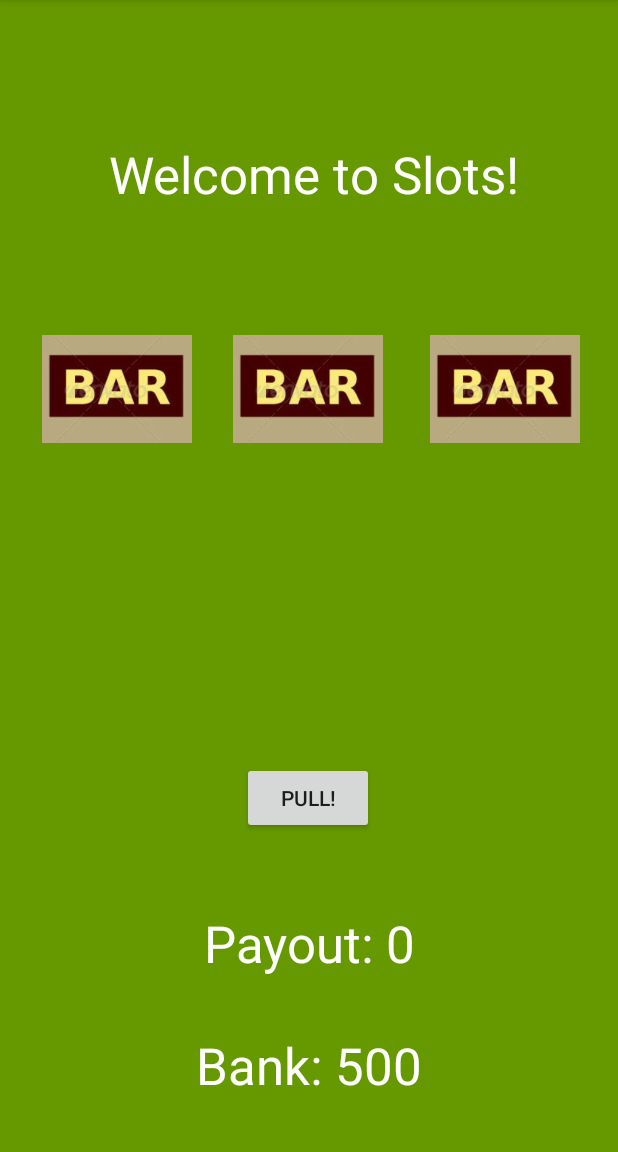
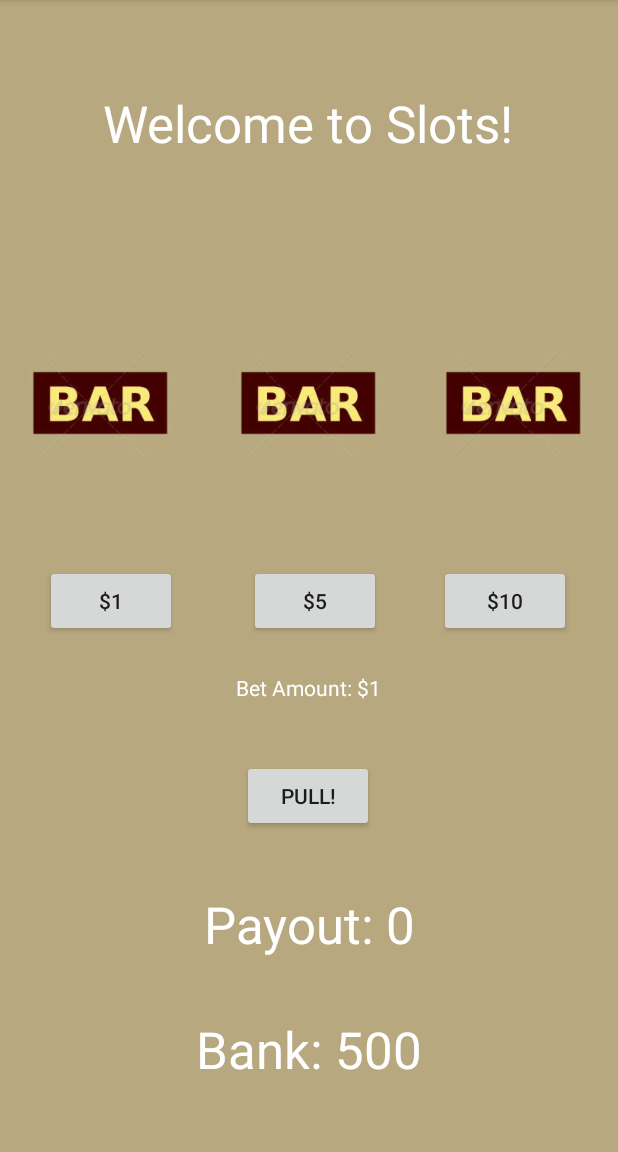
Before and after one commit to altmandk/Slot_Machine, an Android app: the screen it shows after launch (MainActivity), on a phone screen of 412 x 824 dp, the part 84-1236 px from its top. Run offline under Robolectric (Android 15) with nearby library versions, the phone set to English and light mode, and no system bars.

Commit message:
"added different betting amounts"

```diff
--- a/app/src/main/java/com/example/slotmachine/MainActivity.java
+++ b/app/src/main/java/com/example/slotmachine/MainActivity.java
@@ -24,10 +24,10 @@ import java.util.Random;
 
 public class MainActivity extends AppCompatActivity {
 
-    TextView slotResult, payout, bank;
-    Button pullSlot;
+    TextView slotResult, payout, bank, betAmount;
+    Button pullSlot, bet1, bet5, bet10;
     int winAmount, bankAmount = 500;
-    int slot1, slot2, slot3;
+    int slot1, slot2, slot3, currentBet = 1;
     ArrayList<Integer> slots;
     ArrayList<ImageView> slotImages;
     Random rand;
@@ -40,21 +40,47 @@ public class MainActivity extends AppCompatActivity {
         setSupportActionBar(toolbar);
 
         slotResult = (TextView) findViewById(R.id.slotResult);
-        pullSlot = (Button) findViewById(R.id.pullSlot);
         payout = (TextView) findViewById(R.id.payout);
         bank = (TextView) findViewById(R.id.bank);
+        betAmount = (TextView) findViewById(R.id.betAmount);
+
+        pullSlot = (Button) findViewById(R.id.pullSlot);
+        bet1 = (Button) findViewById(R.id.bet1);
+        bet5 = (Button) findViewById(R.id.bet5);
+        bet10 = (Button) findViewById(R.id.bet10);
+
+        ImageView slot1Image = (ImageView) findViewById(R.id.slot1Image);
+        ImageView slot2Image = (ImageView) findViewById(R.id.slot2Image);
+        ImageView slot3Image = (ImageView) findViewById(R.id.slot3Image);
 
         rand = new Random();
         slots = new ArrayList<Integer>();
         slotImages = new ArrayList<ImageView>();
 
-        ImageView slot1Image = (ImageView) findViewById(R.id.slot1Image);
-        ImageView slot2Image = (ImageView) findViewById(R.id.slot2Image);
-        ImageView slot3Image = (ImageView) findViewById(R.id.slot3Image);
-
         slotImages.add(slot1Image);
         slotImages.add(slot2Image);
         slotImages.add(slot3Image);
+
+        bet1.setOnClickListener(new View.OnClickListener() {
+            public void onClick(View v) {
+                currentBet = 1;
+                betAmount.setText("Bet Amount: $" + currentBet);
+            }
+        });
+
+        bet5.setOnClickListener(new View.OnClickListener() {
+            public void onClick(View v) {
+                currentBet = 5;
+                betAmount.setText("Bet Amount: $" + currentBet);
+            }
+        });
+
+        bet10.setOnClickListener(new View.OnClickListener() {
+            public void onClick(View v) {
+                currentBet = 10;
+                betAmount.setText("Bet Amount: $" + currentBet);
+            }
+        });
     }
 
     public void pullSlot(View v) {
@@ -68,7 +94,7 @@ public class MainActivity extends AppCompatActivity {
         slots.add(slot2);
         slots.add(slot3);
 
-        bankAmount -= 5;
+        bankAmount -= currentBet;
 
         if (bankAmount < 0) {
             bankAmount = 0;
@@ -91,51 +117,49 @@ public class MainActivity extends AppCompatActivity {
             }
         }
 
-
-
         if (slot1 == slot2 && slot1 == slot3) {
             if (slot1 == 1) {
-                winAmount = 10;
+                winAmount = 10 * currentBet;
                 msg = "Winner! $" + winAmount;
                 bankAmount += winAmount;
             }
             else if (slot1 == 2) {
-                winAmount = 20;
+                winAmount = 20 * currentBet;
                 msg = "Winner! $" + winAmount;
                 bankAmount += winAmount;
             }
             else if (slot1 == 3) {
-                winAmount = 10;
+                winAmount = 10 * currentBet;
                 msg = "Winner! $" + winAmount;
                 bankAmount += winAmount;
             }
             else if (slot1 == 4) {
-                winAmount = 500;
+                winAmount = 500 * currentBet;
                 msg = "Winner! $" + winAmount;
                 bankAmount += winAmount;
             }
             else if (slot1 == 5) {
-                winAmount = 10;
+                winAmount = 10 * currentBet;
                 msg = "Winner! $" + winAmount;
                 bankAmount += winAmount;
             }
             else if (slot1 == 6) {
-                winAmount = 250;
+                winAmount = 250 * currentBet;
                 msg = "Winner! $" + winAmount;
                 bankAmount += winAmount;
             }
             else if (slot1 == 7) {
-                winAmount = 10;
+                winAmount = 10 * currentBet;
                 msg = "Winner! $" + winAmount;
                 bankAmount += winAmount;
             }
             else if (slot1 == 8) {
-                winAmount = 10;
+                winAmount = 10 * currentBet;
                 msg = "Winner! $" + winAmount;
                 bankAmount += winAmount;
             }
             else if (slot1 == 9) {
-                winAmount = 1000;
+                winAmount = 1000 * currentBet;
                 msg = "Winner! $" + winAmount;
                 bankAmount += winAmount;
             }
@@ -143,7 +167,7 @@ public class MainActivity extends AppCompatActivity {
         else if (slot1 == slot2 || slot1 == slot3 || slot2 == slot3) {
             if (slot1 == slot2 || slot1 == slot3) {
                 if (slot1 == 3) {
-                    winAmount = 5;
+                    winAmount = 5 * currentBet;
                     msg = "Winner! $" + winAmount;
                     bankAmount += winAmount;
                 }
@@ -154,7 +178,7 @@ public class MainActivity extends AppCompatActivity {
             }
             else if (slot2 == slot3) {
                 if (slot2 == 3) {
-                    winAmount = 5;
+                    winAmount = 5 * currentBet;
                     msg = "Winner! $" + winAmount;
                     bankAmount += winAmount;
                 }
@@ -165,7 +189,7 @@ public class MainActivity extends AppCompatActivity {
             }
         }
         else if (slot1 == 3 || slot2 == 3 || slot3 ==3) {
-            winAmount = 2;
+            winAmount = 2 * currentBet;
             msg = "Winner! $" + winAmount;
             bankAmount += winAmount;
         }
@@ -197,7 +221,6 @@ public class MainActivity extends AppCompatActivity {
         if (id == R.id.action_settings) {
             return true;
         }
-
         return super.onOptionsItemSelected(item);
     }
 }
--- a/app/src/main/res/layout/activity_main.xml
+++ b/app/src/main/res/layout/activity_main.xml
@@ -23,5 +23,4 @@
     <include layout="@layout/content_main" />
 
 
-
 </androidx.coordinatorlayout.widget.CoordinatorLayout>
--- a/app/src/main/res/layout/content_main.xml
+++ b/app/src/main/res/layout/content_main.xml
@@ -4,7 +4,7 @@
     xmlns:tools="http://schemas.android.com/tools"
     android:layout_width="match_parent"
     android:layout_height="match_parent"
-    android:background="@android:color/holo_green_dark"
+    android:background="#B8A880"
     app:layout_behavior="@string/appbar_scrolling_view_behavior"
     tools:context=".MainActivity"
     tools:showIn="@layout/activity_main">
@@ -17,17 +17,21 @@
         android:textAppearance="@style/TextAppearance.AppCompat.Display1"
         android:textColor="@color/design_default_color_background"
         app:layout_constraintBottom_toBottomOf="parent"
-        app:layout_constraintHorizontal_bias="0.525"
+        app:layout_constraintHorizontal_bias="0.496"
         app:layout_constraintLeft_toLeftOf="parent"
         app:layout_constraintRight_toRightOf="parent"
         app:layout_constraintTop_toTopOf="parent"
-        app:layout_constraintVertical_bias="0.129" />
+        app:layout_constraintVertical_bias="0.082" />
 
     <Button
         android:id="@+id/pullSlot"
         android:layout_width="wrap_content"
         android:layout_height="wrap_content"
-        android:layout_marginBottom="212dp"
+        android:layout_marginStart="8dp"
+        android:layout_marginLeft="8dp"
+        android:layout_marginTop="116dp"
+        android:layout_marginEnd="8dp"
+        android:layout_marginRight="8dp"
         android:onClick="pullSlot"
         android:text="Pull!"
         app:layout_constraintBottom_toBottomOf="parent"
@@ -35,54 +39,42 @@
         app:layout_constraintHorizontal_bias="0.498"
         app:layout_constraintStart_toStartOf="parent"
         app:layout_constraintTop_toTopOf="parent"
-        app:layout_constraintVertical_bias="1.0" />
+        app:layout_constraintVertical_bias="0.647" />
 
     <ImageView
         android:id="@+id/slot1Image"
         android:layout_width="100dp"
         android:layout_height="100dp"
-        android:layout_marginStart="8dp"
-        android:layout_marginLeft="8dp"
-        android:layout_marginTop="32dp"
-        android:layout_marginEnd="8dp"
-        android:layout_marginRight="8dp"
         android:src="@drawable/bar"
         app:layout_constraintBottom_toBottomOf="parent"
-        app:layout_constraintEnd_toStartOf="@+id/slot2Image"
-        app:layout_constraintHorizontal_bias="0.512"
+        app:layout_constraintEnd_toEndOf="parent"
+        app:layout_constraintHorizontal_bias="0.056"
         app:layout_constraintStart_toStartOf="parent"
         app:layout_constraintTop_toTopOf="parent"
-        app:layout_constraintVertical_bias="0.279" />
+        app:layout_constraintVertical_bias="0.32999998" />
 
     <ImageView
         android:id="@+id/slot2Image"
         android:layout_width="100dp"
         android:layout_height="100dp"
-        android:layout_marginTop="32dp"
         android:src="@drawable/bar"
         app:layout_constraintBottom_toBottomOf="parent"
         app:layout_constraintEnd_toEndOf="parent"
-        app:layout_constraintHorizontal_bias="0.498"
         app:layout_constraintStart_toStartOf="parent"
         app:layout_constraintTop_toTopOf="parent"
-        app:layout_constraintVertical_bias="0.279" />
+        app:layout_constraintVertical_bias="0.32999998" />
 
     <ImageView
         android:id="@+id/slot3Image"
         android:layout_width="100dp"
         android:layout_height="100dp"
-        android:layout_marginStart="8dp"
-        android:layout_marginLeft="8dp"
-        android:layout_marginTop="32dp"
-        android:layout_marginEnd="8dp"
-        android:layout_marginRight="8dp"
         android:src="@drawable/bar"
         app:layout_constraintBottom_toBottomOf="parent"
         app:layout_constraintEnd_toEndOf="parent"
-        app:layout_constraintHorizontal_bias="0.575"
-        app:layout_constraintStart_toEndOf="@+id/slot2Image"
+        app:layout_constraintHorizontal_bias="0.938"
+        app:layout_constraintStart_toStartOf="parent"
         app:layout_constraintTop_toTopOf="parent"
-        app:layout_constraintVertical_bias="0.279" />
+        app:layout_constraintVertical_bias="0.33" />
 
     <TextView
         android:id="@+id/payout"
@@ -94,8 +86,8 @@
         app:layout_constraintBottom_toBottomOf="parent"
         app:layout_constraintEnd_toEndOf="parent"
         app:layout_constraintStart_toStartOf="parent"
-        app:layout_constraintTop_toBottomOf="@+id/pullSlot"
-        app:layout_constraintVertical_bias="0.301" />
+        app:layout_constraintTop_toTopOf="parent"
+        app:layout_constraintVertical_bias="0.821" />
 
     <TextView
         android:id="@+id/bank"
@@ -107,6 +99,56 @@
         app:layout_constraintBottom_toBottomOf="parent"
         app:layout_constraintEnd_toEndOf="parent"
         app:layout_constraintStart_toStartOf="parent"
-        app:layout_constraintTop_toBottomOf="@+id/payout" />
+        app:layout_constraintTop_toTopOf="parent"
+        app:layout_constraintVertical_bias="0.936" />
+
+    <Button
+        android:id="@+id/bet1"
+        android:layout_width="wrap_content"
+        android:layout_height="wrap_content"
+        android:text="$1"
+        app:layout_constraintBottom_toBottomOf="parent"
+        app:layout_constraintEnd_toEndOf="parent"
+        app:layout_constraintHorizontal_bias="0.092"
+        app:layout_constraintStart_toStartOf="parent"
+        app:layout_constraintTop_toTopOf="parent"
+        app:layout_constraintVertical_bias="0.523" />
+
+    <Button
+        android:id="@+id/bet5"
+        android:layout_width="wrap_content"
+        android:layout_height="wrap_content"
+        android:text="$5"
+        app:layout_constraintBottom_toBottomOf="parent"
+        app:layout_constraintEnd_toEndOf="parent"
+        app:layout_constraintHorizontal_bias="0.513"
+        app:layout_constraintStart_toStartOf="parent"
+        app:layout_constraintTop_toTopOf="parent"
+        app:layout_constraintVertical_bias="0.523" />
+
+    <Button
+        android:id="@+id/bet10"
+        android:layout_width="wrap_content"
+        android:layout_height="wrap_content"
+        android:text="$10"
+        app:layout_constraintBottom_toBottomOf="parent"
+        app:layout_constraintEnd_toEndOf="parent"
+        app:layout_constraintHorizontal_bias="0.904"
+        app:layout_constraintStart_toStartOf="parent"
+        app:layout_constraintTop_toTopOf="parent"
+        app:layout_constraintVertical_bias="0.523" />
+
+    <TextView
+        android:id="@+id/betAmount"
+        android:layout_width="wrap_content"
+        android:layout_height="wrap_content"
+        android:text="Bet Amount: $1"
+        android:textColor="@color/design_default_color_on_primary"
+        app:layout_constraintBottom_toBottomOf="parent"
+        app:layout_constraintEnd_toEndOf="parent"
+        app:layout_constraintHorizontal_bias="0.498"
+        app:layout_constraintStart_toStartOf="parent"
+        app:layout_constraintTop_toTopOf="parent"
+        app:layout_constraintVertical_bias="0.599" />
 
 </androidx.constraintlayout.widget.ConstraintLayout>
```
